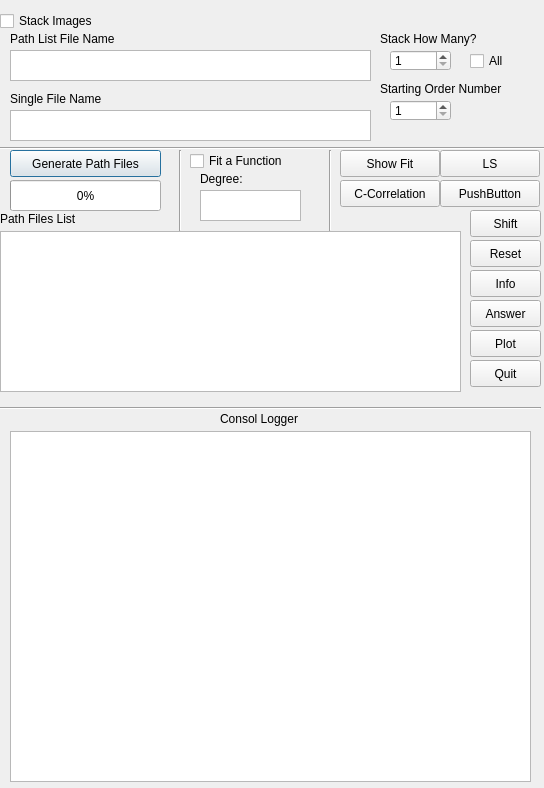
tboudreaux/PHY-2002, file SecondGui.ui: the form before one commit.
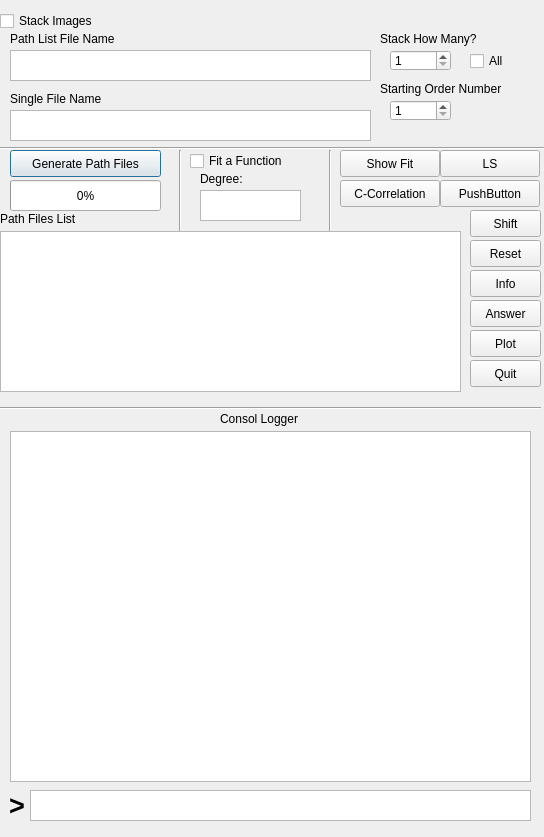
The form after the commit.

Commit message: Final Changed for the night, very minimal, slight UI Tweaks, other than that nothing really. Started the basic idea for a control language (which is funny really cause this all came out of a desire not to have to use the terminal and now I am implimenting my own terminal into the GUI but thats neight here nor there) anywyas will pick up tommorow

Diff of the .ui file:
```diff
--- a/SecondGui.ui
+++ b/SecondGui.ui
@@ -7,7 +7,7 @@
     <x>0</x>
     <y>0</y>
     <width>544</width>
-    <height>788</height>
+    <height>837</height>
    </rect>
   </property>
   <property name="windowTitle">
@@ -454,6 +454,44 @@
     <string>Consol Logger</string>
    </property>
   </widget>
+  <widget class="QTextEdit" name="consolinput">
+   <property name="geometry">
+    <rect>
+     <x>30</x>
+     <y>790</y>
+     <width>501</width>
+     <height>31</height>
+    </rect>
+   </property>
+   <property name="font">
+    <font>
+     <family>Nimbus Mono L</family>
+     <italic>true</italic>
+    </font>
+   </property>
+  </widget>
+  <widget class="QLabel" name="label_5">
+   <property name="geometry">
+    <rect>
+     <x>9</x>
+     <y>790</y>
+     <width>21</width>
+     <height>31</height>
+    </rect>
+   </property>
+   <property name="font">
+    <font>
+     <pointsize>20</pointsize>
+     <weight>75</weight>
+     <italic>false</italic>
+     <bold>true</bold>
+     <underline>false</underline>
+    </font>
+   </property>
+   <property name="text">
+    <string>&gt;</string>
+   </property>
+  </widget>
  </widget>
  <resources/>
  <connections/>
```
The commit also changes 2 other files.
